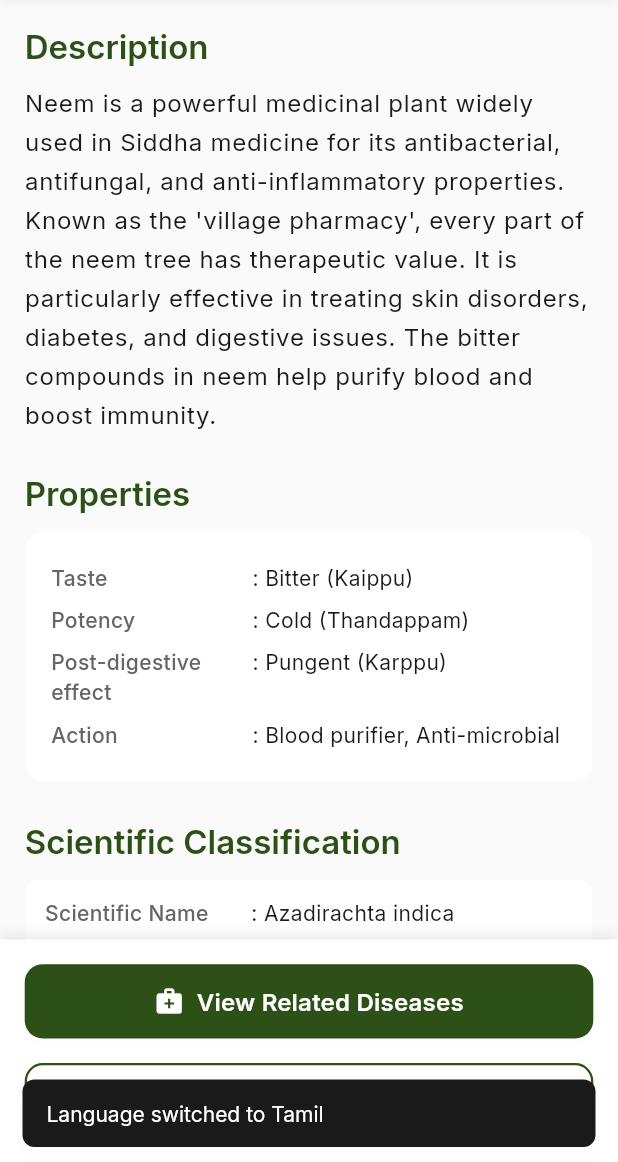
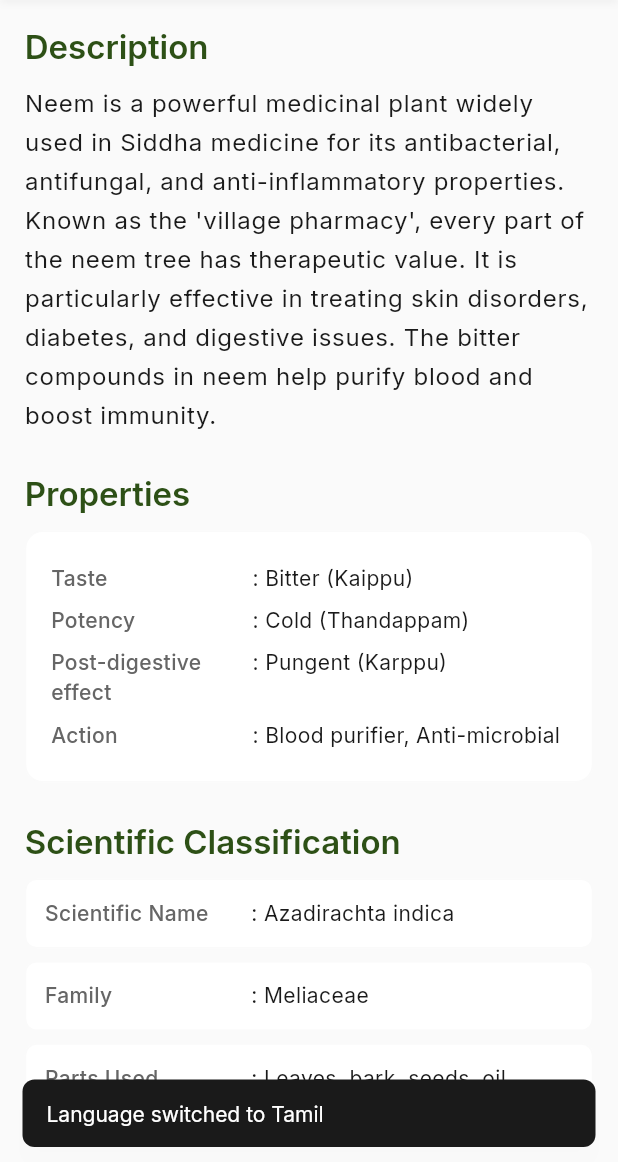
Before and after one commit to SanjaiPG/Ayul, a Flutter app: the MedicineDetailScreen screen opened by its route, scrolled down 486 dp, after a tap on "EN", on a phone screen of 412 x 824 dp, the part 74-1236 px from its top. Run offline on Flutter 3.47's test engine with Material 3 defaults, Android fonts, the phone set to English and light mode, and no system bars; our stand-ins replace cached_network_image, connectivity_plus, flutter_svg, fluttertoast, google_fonts, sizer; network calls fail.

Commit message:
removed bookmark and bottom bar

```diff
--- a/auyl/lib/presentation/medicine_detail_screen/medicine_detail_screen.dart
+++ b/auyl/lib/presentation/medicine_detail_screen/medicine_detail_screen.dart
@@ -3,7 +3,6 @@ import 'package:flutter/services.dart';
 import 'package:sizer/sizer.dart';
 
 import '../../core/app_export.dart';
-import './widgets/medicine_bottom_actions_widget.dart';
 import './widgets/medicine_header_widget.dart';
 import './widgets/medicine_image_gallery_widget.dart';
 import './widgets/medicine_tab_content_widget.dart';
@@ -18,7 +17,6 @@ class MedicineDetailScreen extends StatefulWidget {
 class _MedicineDetailScreenState extends State<MedicineDetailScreen>
     with TickerProviderStateMixin {
   late TabController _tabController;
-  bool _isBookmarked = false;
   bool _isInStudyList = false;
   String _currentLanguage = 'english';
 
@@ -131,8 +129,6 @@ class _MedicineDetailScreenState extends State<MedicineDetailScreen>
                     englishName: _medicineData['englishName'],
                     tamilName: _medicineData['tamilName'],
                     pronunciation: _medicineData['pronunciation'],
-                    isBookmarked: _isBookmarked,
-                    onBookmarkTap: _toggleBookmark,
                     onShareTap: _shareMedicine,
                   ),
                 ),
@@ -174,12 +170,7 @@ class _MedicineDetailScreenState extends State<MedicineDetailScreen>
             ),
           ),
 
-          // Bottom Actions
-          MedicineBottomActionsWidget(
-            onViewRelatedDiseases: _viewRelatedDiseases,
-            onAddToStudyList: _toggleStudyList,
-            isInStudyList: _isInStudyList,
-          ),
+          // Bottom Action
         ],
       ),
     );
@@ -197,9 +188,9 @@ class _MedicineDetailScreenState extends State<MedicineDetailScreen>
         color: AppTheme.lightTheme.colorScheme.surface,
         boxShadow: [
           BoxShadow(
-            color: Colors.black.withValues(alpha: 0.05),
+            color: Colors.black.withOpacity(0.05),
             blurRadius: 4,
-            offset: Offset(0, 2),
+            offset: const Offset(0, 2),
           ),
         ],
       ),
@@ -210,8 +201,7 @@ class _MedicineDetailScreenState extends State<MedicineDetailScreen>
             child: Container(
               padding: EdgeInsets.all(2.w),
               decoration: BoxDecoration(
-                color: AppTheme.lightTheme.colorScheme.primary
-                    .withValues(alpha: 0.1),
+                color: AppTheme.lightTheme.colorScheme.primary.withOpacity(0.1),
                 borderRadius: BorderRadius.circular(8),
               ),
               child: CustomIconWidget(
@@ -237,12 +227,12 @@ class _MedicineDetailScreenState extends State<MedicineDetailScreen>
             child: Container(
               padding: EdgeInsets.symmetric(horizontal: 3.w, vertical: 1.h),
               decoration: BoxDecoration(
-                color: AppTheme.lightTheme.colorScheme.tertiary
-                    .withValues(alpha: 0.1),
+                color:
+                    AppTheme.lightTheme.colorScheme.tertiary.withOpacity(0.1),
                 borderRadius: BorderRadius.circular(20),
                 border: Border.all(
-                  color: AppTheme.lightTheme.colorScheme.tertiary
-                      .withValues(alpha: 0.3),
+                  color:
+                      AppTheme.lightTheme.colorScheme.tertiary.withOpacity(0.3),
                 ),
               ),
               child: Row(
@@ -298,24 +288,6 @@ class _MedicineDetailScreenState extends State<MedicineDetailScreen>
     );
   }
 
-  void _toggleBookmark() {
-    setState(() {
-      _isBookmarked = !_isBookmarked;
-    });
-
-    HapticFeedback.lightImpact();
-
-    ScaffoldMessenger.of(context).showSnackBar(
-      SnackBar(
-        content: Text(
-          _isBookmarked ? 'Added to bookmarks' : 'Removed from bookmarks',
-        ),
-        duration: Duration(seconds: 2),
-        behavior: SnackBarBehavior.floating,
-      ),
-    );
-  }
-
   void _shareMedicine() {
     HapticFeedback.lightImpact();
 
@@ -332,7 +304,7 @@ Shared from Siddha Acu Edu App
 
     // In a real app, you would use the share_plus package
     ScaffoldMessenger.of(context).showSnackBar(
-      SnackBar(
+      const SnackBar(
         content: Text('Medicine details copied to clipboard'),
         duration: Duration(seconds: 2),
         behavior: SnackBarBehavior.floating,
@@ -352,7 +324,7 @@ Shared from Siddha Acu Edu App
         content: Text(
           'Language switched to ${_currentLanguage == 'english' ? 'English' : 'Tamil'}',
         ),
-        duration: Duration(seconds: 1),
+        duration: const Duration(seconds: 1),
         behavior: SnackBarBehavior.floating,
       ),
     );
@@ -365,7 +337,7 @@ Shared from Siddha Acu Edu App
     // Navigator.pushNamed(context, '/disease-detail-screen', arguments: diseaseId);
 
     ScaffoldMessenger.of(context).showSnackBar(
-      SnackBar(
+      const SnackBar(
         content: Text('Navigating to disease details...'),
         duration: Duration(seconds: 2),
         behavior: SnackBarBehavior.floating,
@@ -380,7 +352,7 @@ Shared from Siddha Acu Edu App
     _tabController.animateTo(2);
 
     ScaffoldMessenger.of(context).showSnackBar(
-      SnackBar(
+      const SnackBar(
         content: Text('Showing related diseases'),
         duration: Duration(seconds: 1),
         behavior: SnackBarBehavior.floating,
@@ -395,12 +367,12 @@ Shared from Siddha Acu Edu App
 
     HapticFeedback.lightImpact();
 
-    ScaffoldMessenger.of(context).showSnackBar(
+    ScaffoldMessenger.of((context)).showSnackBar(
       SnackBar(
         content: Text(
           _isInStudyList ? 'Added to study list' : 'Removed from study list',
         ),
-        duration: Duration(seconds: 2),
+        duration: const Duration(seconds: 2),
         behavior: SnackBarBehavior.floating,
       ),
     );
--- a/auyl/lib/presentation/medicine_detail_screen/widgets/medicine_bottom_actions_widget.dart
+++ /dev/null
@@ -1,127 +0,0 @@
-import 'package:flutter/material.dart';
-import 'package:sizer/sizer.dart';
-
-import '../../../core/app_export.dart';
-
-class MedicineBottomActionsWidget extends StatelessWidget {
-  final VoidCallback onViewRelatedDiseases;
-  final VoidCallback onAddToStudyList;
-  final bool isInStudyList;
-
-  const MedicineBottomActionsWidget({
-    Key? key,
-    required this.onViewRelatedDiseases,
-    required this.onAddToStudyList,
-    required this.isInStudyList,
-  }) : super(key: key);
-
-  @override
-  Widget build(BuildContext context) {
-    return Container(
-      padding: EdgeInsets.all(4.w),
-      decoration: BoxDecoration(
-        color: AppTheme.lightTheme.colorScheme.surface,
-        boxShadow: [
-          BoxShadow(
-            color: Colors.black.withValues(alpha: 0.1),
-            blurRadius: 8,
-            offset: Offset(0, -2),
-          ),
-        ],
-      ),
-      child: SafeArea(
-        child: Column(
-          mainAxisSize: MainAxisSize.min,
-          children: [
-            // Primary Action Button
-            SizedBox(
-              width: double.infinity,
-              height: 6.h,
-              child: ElevatedButton(
-                onPressed: onViewRelatedDiseases,
-                style: ElevatedButton.styleFrom(
-                  backgroundColor: AppTheme.lightTheme.colorScheme.primary,
-                  foregroundColor: AppTheme.lightTheme.colorScheme.onPrimary,
-                  elevation: 2,
-                  shape: RoundedRectangleBorder(
-                    borderRadius: BorderRadius.circular(12),
-                  ),
-                ),
-                child: Row(
-                  mainAxisAlignment: MainAxisAlignment.center,
-                  children: [
-                    CustomIconWidget(
-                      iconName: 'medical_services',
-                      color: AppTheme.lightTheme.colorScheme.onPrimary,
-                      size: 20,
-                    ),
-                    SizedBox(width: 2.w),
-                    Text(
-                      'View Related Diseases',
-                      style:
-                          AppTheme.lightTheme.textTheme.titleMedium?.copyWith(
-                        color: AppTheme.lightTheme.colorScheme.onPrimary,
-                        fontWeight: FontWeight.w600,
-                      ),
-                    ),
-                  ],
-                ),
-              ),
-            ),
-
-            SizedBox(height: 2.h),
-
-            // Secondary Action Button
-            SizedBox(
-              width: double.infinity,
-              height: 6.h,
-              child: OutlinedButton(
-                onPressed: onAddToStudyList,
-                style: OutlinedButton.styleFrom(
-                  foregroundColor: isInStudyList
-                      ? AppTheme.lightTheme.colorScheme.tertiary
-                      : AppTheme.lightTheme.colorScheme.primary,
-                  side: BorderSide(
-                    color: isInStudyList
-                        ? AppTheme.lightTheme.colorScheme.tertiary
-                        : AppTheme.lightTheme.colorScheme.primary,
-                    width: 1.5,
-                  ),
-                  shape: RoundedRectangleBorder(
-                    borderRadius: BorderRadius.circular(12),
-                  ),
-                ),
-                child: Row(
-                  mainAxisAlignment: MainAxisAlignment.center,
-                  children: [
-                    CustomIconWidget(
-                      iconName:
-                          isInStudyList ? 'playlist_add_check' : 'playlist_add',
-                      color: isInStudyList
-                          ? AppTheme.lightTheme.colorScheme.tertiary
-                          : AppTheme.lightTheme.colorScheme.primary,
-                      size: 20,
-                    ),
-                    SizedBox(width: 2.w),
-                    Text(
-                      isInStudyList
-                          ? 'Added to Study List'
-                          : 'Add to Study List',
-                      style:
-                          AppTheme.lightTheme.textTheme.titleMedium?.copyWith(
-                        color: isInStudyList
-                            ? AppTheme.lightTheme.colorScheme.tertiary
-                            : AppTheme.lightTheme.colorScheme.primary,
-                        fontWeight: FontWeight.w600,
-                      ),
-                    ),
-                  ],
-                ),
-              ),
-            ),
-          ],
-        ),
-      ),
-    );
-  }
-}
--- a/auyl/lib/presentation/medicine_detail_screen/widgets/medicine_header_widget.dart
+++ b/auyl/lib/presentation/medicine_detail_screen/widgets/medicine_header_widget.dart
@@ -7,8 +7,6 @@ class MedicineHeaderWidget extends StatelessWidget {
   final String englishName;
   final String tamilName;
   final String pronunciation;
-  final bool isBookmarked;
-  final VoidCallback onBookmarkTap;
   final VoidCallback onShareTap;
 
   const MedicineHeaderWidget({
@@ -16,8 +14,6 @@ class MedicineHeaderWidget extends StatelessWidget {
     required this.englishName,
     required this.tamilName,
     required this.pronunciation,
-    required this.isBookmarked,
-    required this.onBookmarkTap,
     required this.onShareTap,
   }) : super(key: key);
 
@@ -30,9 +26,10 @@ class MedicineHeaderWidget extends StatelessWidget {
         color: AppTheme.lightTheme.colorScheme.surface,
         boxShadow: [
           BoxShadow(
-            color: Colors.black.withValues(alpha: 0.05),
+            color:
+                Colors.black.withOpacity(0.05), // Using withOpacity for clarity
             blurRadius: 8,
-            offset: Offset(0, 2),
+            offset: const Offset(0, 2),
           ),
         ],
       ),
@@ -61,7 +58,7 @@ class MedicineHeaderWidget extends StatelessWidget {
                   padding: EdgeInsets.all(2.w),
                   decoration: BoxDecoration(
                     color: AppTheme.lightTheme.colorScheme.primary
-                        .withValues(alpha: 0.1),
+                        .withOpacity(0.1), // Using withOpacity
                     borderRadius: BorderRadius.circular(8),
                   ),
                   child: CustomIconWidget(
@@ -71,33 +68,10 @@ class MedicineHeaderWidget extends StatelessWidget {
                   ),
                 ),
               ),
-              SizedBox(width: 2.w),
-              // Bookmark button
-              GestureDetector(
-                onTap: onBookmarkTap,
-                child: Container(
-                  padding: EdgeInsets.all(2.w),
-                  decoration: BoxDecoration(
-                    color: isBookmarked
-                        ? AppTheme.lightTheme.colorScheme.primary
-                            .withValues(alpha: 0.1)
-                        : AppTheme.lightTheme.colorScheme.outline
-                            .withValues(alpha: 0.1),
-                    borderRadius: BorderRadius.circular(8),
-                  ),
-                  child: CustomIconWidget(
-                    iconName: isBookmarked ? 'bookmark' : 'bookmark_border',
-                    color: isBookmarked
-                        ? AppTheme.lightTheme.colorScheme.primary
-                        : AppTheme.lightTheme.colorScheme.onSurfaceVariant,
-                    size: 20,
-                  ),
-                ),
-              ),
             ],
           ),
 
-          SizedBox(height: 1.h),
+          if (tamilName.isNotEmpty) SizedBox(height: 1.h),
 
           // Tamil name and pronunciation
           if (tamilName.isNotEmpty) ...[
@@ -117,7 +91,7 @@ class MedicineHeaderWidget extends StatelessWidget {
                 padding: EdgeInsets.symmetric(horizontal: 3.w, vertical: 1.h),
                 decoration: BoxDecoration(
                   color: AppTheme.lightTheme.colorScheme.tertiary
-                      .withValues(alpha: 0.1),
+                      .withOpacity(0.1), // Using withOpacity
                   borderRadius: BorderRadius.circular(8),
                 ),
                 child: Row(
```
